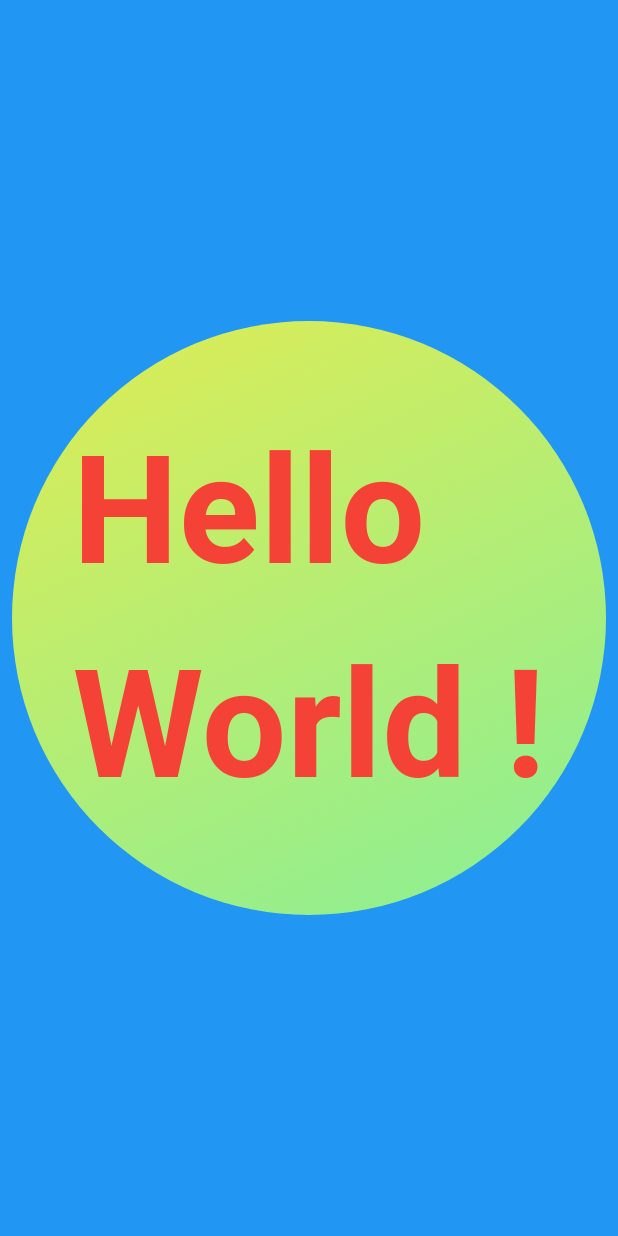
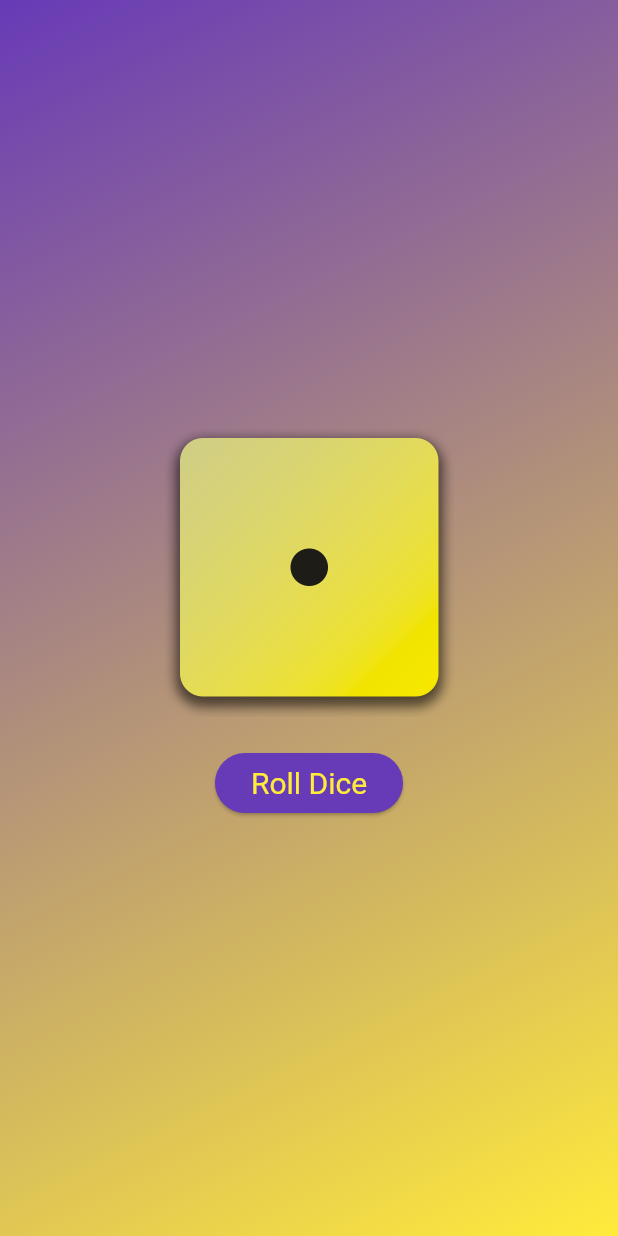
Before and after one commit to shreyas-codes25/roll_dice_app, a Flutter app: the screen it shows after launch, on a phone screen of 412 x 824 dp. Run offline on Flutter 3.47's test engine with Material 3 defaults, Android fonts, the phone set to English and light mode, and no system bars; Roboto replaces fonts that are missing (Times New Roman).

Commit message:
dice roll created, dice rolls and random dice images is displayed

```diff
--- a/lib/basic.dart
+++ /dev/null
@@ -1,35 +0,0 @@
-import 'package:flutter/material.dart ';
-
-class Basic extends StatelessWidget {
-  const Basic({super.key});
-
-  @override
-  Widget build(BuildContext context) {
-    return Scaffold(
-      backgroundColor: Colors.blue,
-      body: Container(
-        width: 500*MediaQuery.of(context).size.width,
-        decoration: const BoxDecoration(
-          shape: BoxShape.circle,
-          gradient: LinearGradient(
-            begin: Alignment.topLeft,
-            end: Alignment.bottomRight,
-            colors: [Colors.yellow, Colors.greenAccent],
-
-          ),
-        ),
-        alignment: Alignment.center,
-        margin: const EdgeInsets.all(8.0),
-        child: const Text(
-          "Hello \nWorld !",
-          style: TextStyle(
-            fontSize: 100,
-            color: Colors.red,
-            fontWeight: FontWeight.bold,
-            fontFamily: 'Times New Roman',
-          ),
-        ),
-      ),
-    );
-  }
-}
--- /dev/null
+++ b/lib/dice_roller.dart
@@ -0,0 +1,43 @@
+import 'package:flutter/material.dart';
+import 'dart:math';
+class DiceRoller extends StatefulWidget {
+  const DiceRoller({super.key});
+
+  @override
+  State<DiceRoller> createState() => _DiceRollerState();
+}
+
+class _DiceRollerState extends State<DiceRoller> {
+  final randomizer = Random();
+  var currDice = 1;
+  void rollDice() {
+
+    setState(() {
+      currDice = randomizer.nextInt(6) + 1;
+    });
+
+  }
+  @override
+  Widget build(BuildContext context) {
+    return Column(
+      crossAxisAlignment: CrossAxisAlignment.center,
+      mainAxisAlignment: MainAxisAlignment.center,
+      children: [
+        Image.asset(
+          "assets/images/dice-$currDice.png",
+          width: 200,
+        ),
+        const SizedBox(height: 20),
+        ElevatedButton(
+            onPressed: rollDice,
+            style: ElevatedButton.styleFrom(
+
+              backgroundColor: Colors.deepPurple,
+              foregroundColor: Colors.yellow,
+              textStyle: const TextStyle(fontSize: 20),
+            ),
+            child: const Text("Roll Dice"))
+      ],
+    );
+  }
+}
--- /dev/null
+++ b/lib/gradient_container.dart
@@ -0,0 +1,29 @@
+
+
+import 'package:flutter/material.dart ';
+import 'package:roll_dice_app/dice_roller.dart';
+
+
+class GradientContainer extends StatelessWidget {
+  const GradientContainer({super.key, required this.colors});
+
+  final List<Color> colors;
+
+
+  @override
+  Widget build(BuildContext context) {
+    return Container(
+      decoration: BoxDecoration(
+        gradient: LinearGradient(
+          begin: Alignment.topLeft,
+          end: Alignment.bottomRight,
+          colors: colors,
+        ),
+      ),
+      alignment: Alignment.center,
+      child: const Center(
+        child: DiceRoller()
+      ),
+    );
+  }
+}
```
Also changed, not shown: lib/main.dart (+7 -3 lines), lib/styled_text.dart (added, +21 -0 lines), pubspec.yaml (+10 -3 lines), assets/images/dice-1.png (added), assets/images/dice-2.png (added), assets/images/dice-3.png (added), assets/images/dice-4.png (added), assets/images/dice-5.png (added), assets/images/dice-6.png (added).
